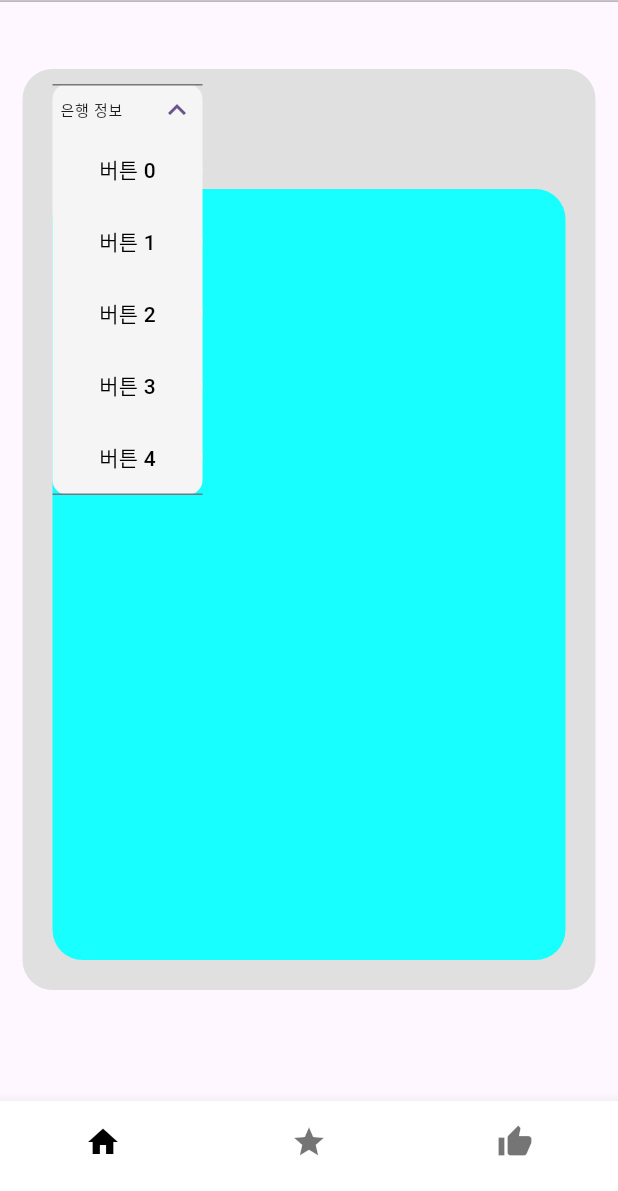
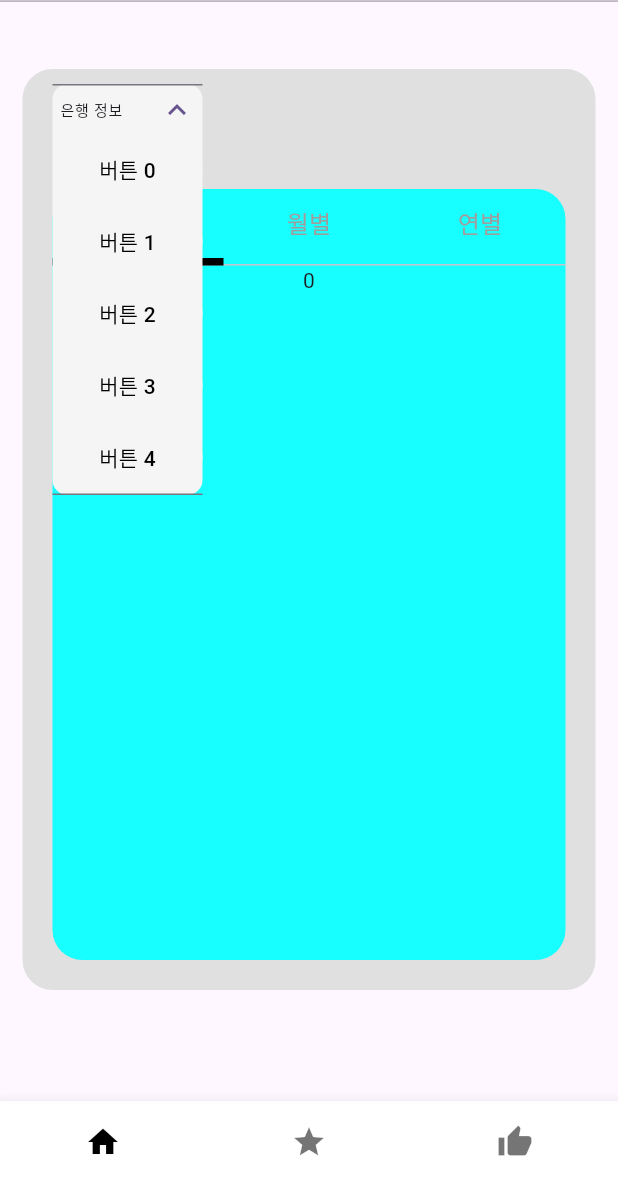
Before and after one commit to IIVRIICOLKM/Geon_CheckPaymentDetails, a Flutter app: the screen it shows after launch, after a tap on "은행 정보", on a phone screen of 412 x 824 dp, the part 45-1236 px from its top. Run offline on Flutter 3.47's test engine with Material 3 defaults, Android fonts, the light colour scheme and no system bars.

Commit message:
Fix - Tabbar, 아래 부분 모듈화

```diff
--- a/CheckPaymentDetails_FE/lib/Views/HomeView.dart
+++ b/CheckPaymentDetails_FE/lib/Views/HomeView.dart
@@ -1,8 +1,12 @@
 import 'package:flutter/material.dart';
 import 'package:payment_app/Widgets/appFrame.dart';
+import 'package:payment_app/Widgets/statefulView.dart';
+import 'package:provider/provider.dart';
 
 class HomeView extends StatelessWidget{
   HomeView(){}
+
+  PaymentInformation paymentInformation = PaymentInformation();
 
   Widget build(BuildContext context){
     double screenWidth = MediaQuery.of(context).size.width;
@@ -32,9 +36,10 @@ class HomeView extends StatelessWidget{
                               height: screenHeight - 310,
                               width: screenWidth - 70,
                               decoration: BoxDecoration(
-                                color: Colors.cyanAccent,
-                                borderRadius: BorderRadius.circular(20)
+                                borderRadius: BorderRadius.circular(20),
+                                color: Colors.cyanAccent
                               ),
+                              child: paymentInformation
                             )
                           ),
                           Positioned(
@@ -63,9 +68,6 @@ class Bank{
   bool isExpanded;
 }
 
-// 임시 하드코딩 은행 정보
-List<Bank> temp = [Bank(headerValue: '은행')];
-
 class BankAccordion extends StatefulWidget {
   const BankAccordion({super.key});
 
@@ -76,6 +78,11 @@ class BankAccordion extends StatefulWidget {
 /// MyStatefulWidget의 개인 상태 클래스입니다.
 /// SingleChildScrollView로 ExpansionPanelList를 감쌉니다.
 class _BankAccordion extends State<BankAccordion> {
+
+  @override
+  void dispose() {
+    super.dispose();
+  }
 
   @override
   Widget build(BuildContext context) {
@@ -93,7 +100,10 @@ class _BankAccordion extends State<BankAccordion> {
           for(int i = 0; i < 5; i++)
             Container(
               width: 120,
-              child: FilledButton(onPressed: (){},
+              child: FilledButton(
+                  onPressed: (){
+
+                  },
                   child: Text('버튼 $i', style: TextStyle(color: Colors.black)),
                   style: FilledButton.styleFrom(
                     backgroundColor: Colors.grey[100]
@@ -105,34 +115,3 @@ class _BankAccordion extends State<BankAccordion> {
     );
   }
 }
-
-// Container(
-//   height: screenHeight - 310,
-//   decoration: BoxDecoration(
-//     color: Colors.cyanAccent,
-//     borderRadius: BorderRadius.circular(20)
-//   ),
-//   child: Column(
-//     mainAxisAlignment: MainAxisAlignment.start,
-//     children: <Widget>[
-//       Flexible(
-//         flex: 3,
-//         child: Container(
-//           decoration: BoxDecoration(
-//             color: Colors.cyanAccent,
-//             borderRadius: BorderRadius.circular(20)
-//           ),
-//         ),
-//       ),
-//       Flexible(
-//         flex: 1,
-//         child: Container(
-//           decoration: BoxDecoration(
-//               color: Colors.cyanAccent,
-//               borderRadius: BorderRadius.circular(20)
-//           ),
-//         )
-//       ),
-//     ],
-//   )
-// )
--- a/CheckPaymentDetails_FE/lib/Widgets/appFrame.dart
+++ b/CheckPaymentDetails_FE/lib/Widgets/appFrame.dart
@@ -7,9 +7,6 @@ class mainAppBar extends StatelessWidget{
 
   @override
   Widget build(BuildContext context) {
-    double screenWidth = MediaQuery.of(context).size.width;
-    double screenHeight = MediaQuery.of(context).size.height;
-
     return Container(
         height: 56,
         child: Scaffold(
--- /dev/null
+++ b/CheckPaymentDetails_FE/lib/Widgets/statefulView.dart
@@ -0,0 +1,107 @@
+import 'package:flutter/material.dart';
+import 'package:provider/provider.dart';
+
+class TabBarScreen extends StatefulWidget with ChangeNotifier{
+  TabBarScreen({Key? key}) : super(key: key);
+  _TabBarScreenState tabBarScreenState = _TabBarScreenState();
+
+  @override
+  State<TabBarScreen> createState() => tabBarScreenState;
+}
+
+class _TabBarScreenState extends State<TabBarScreen> with TickerProviderStateMixin, ChangeNotifier{
+  int nowIndex = 0;
+
+  late TabController tabController = TabController(
+    length: 3,
+    vsync: this,
+    initialIndex: 0,
+
+    /// 탭 변경 애니메이션 시간
+    animationDuration: const Duration(milliseconds: 800),
+  );
+
+  void updateIndex(){
+    setState(() {
+      nowIndex = this.tabController.index;
+    });
+    notifyListeners();
+  }
+
+  @override
+  void initState(){
+    super.initState();
+  }
+
+  @override
+  void dispose() {
+    tabController.dispose();
+    super.dispose();
+  }
+
+  @override
+  Widget build(BuildContext context) {
+    return Container(
+      child: _tabBar()
+    );
+  }
+  // TabController -> controller which shows information of tabbar
+  Widget _tabBar() {
+    return TabBar(
+      controller: tabController,
+      tabs: const [
+        Tab(text: "일별"),
+        Tab(text: "월별"),
+        Tab(text: "연별"),
+      ],
+      labelColor: Colors.black,
+      labelStyle: const TextStyle(
+        fontSize: 18,
+        fontWeight: FontWeight.bold
+      ),
+      unselectedLabelColor: Colors.grey,
+      unselectedLabelStyle: const TextStyle(
+        fontSize: 16
+      ),
+      indicatorColor: Colors.black,
+      indicatorWeight: 5,
+      indicatorSize: TabBarIndicatorSize.tab,
+      onTap: (index) => {updateIndex()}
+    );
+  }
+}
+
+class PaymentInformation extends StatefulWidget{
+  PaymentInformation({super.key});
+
+  @override
+  State<PaymentInformation> createState() => _PaymentInformationState();
+}
+
+class _PaymentInformationState extends State<PaymentInformation>{
+
+  @override
+  void initState(){
+    super.initState();
+  }
+
+  TabBarScreen tabBarScreen = TabBarScreen();
+
+  @override
+  Widget build(BuildContext context) {
+    return Column(
+      mainAxisAlignment: MainAxisAlignment.start,
+      children: [
+        tabBarScreen,
+        ChangeNotifierProvider(
+          create: (_) => tabBarScreen.tabBarScreenState,
+          child: Consumer<_TabBarScreenState>(
+            builder: (context, tabbarscreen, child){
+              return Text('${tabbarscreen.nowIndex}');
+            }
+          )
+        ),
+      ],
+    );
+  }
+}
--- a/CheckPaymentDetails_FE/pubspec.yaml
+++ b/CheckPaymentDetails_FE/pubspec.yaml
@@ -36,6 +36,8 @@ dependencies:
   # The following adds the Cupertino Icons font to your application.
   # Use with the CupertinoIcons class for iOS style icons.
   cupertino_icons: ^1.0.8
+  provider: ^6.0.0
+  get:
 
 dev_dependencies:
   flutter_test:
```
Also changed, not shown: CheckPaymentDetails_FE/pubspec.lock.
